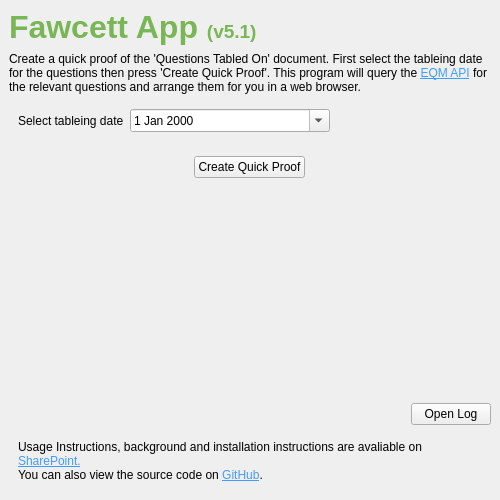
The window that designer/mainwindow.ui (hoc-ppu/fawcett) describes before a commit, drawn with Qt 5.
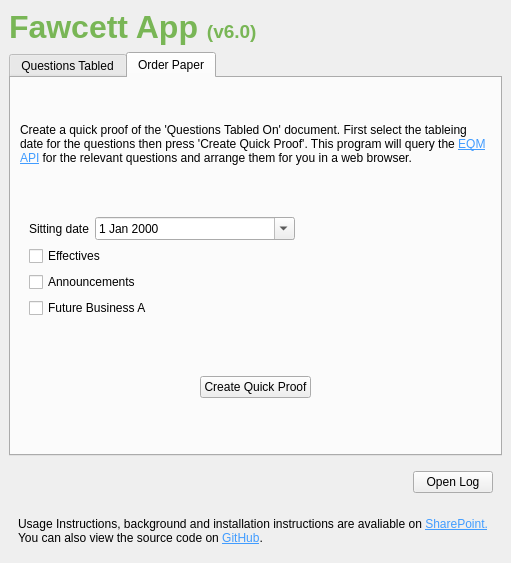
The same window after the commit. The open tabs and pages were chosen to show the change.

Commit message: Add Word Quick Proof button and order paper tab

What changed in the file:
```diff
--- a/designer/mainwindow.ui
+++ b/designer/mainwindow.ui
@@ -6,8 +6,8 @@
    <rect>
     <x>0</x>
     <y>0</y>
-    <width>500</width>
-    <height>500</height>
+    <width>511</width>
+    <height>563</height>
    </rect>
   </property>
   <property name="maximumSize">
@@ -20,8 +20,30 @@
    <string>Fawcett App</string>
   </property>
   <widget class="QWidget" name="centralwidget">
-   <layout class="QVBoxLayout" name="verticalLayout">
+   <layout class="QGridLayout" name="gridLayout">
+    <item row="4" column="0">
+     <widget class="QWidget" name="widget" native="true">
+      <layout class="QVBoxLayout" name="verticalLayout_2">
     <item>
+        <widget class="QLabel" name="label_2">
+         <property name="text">
+          <string>&lt;html&gt;&lt;head/&gt;&lt;body&gt;&lt;p&gt;Usage Instructions, background and installation instructions are avaliable on &lt;a href=&quot;https://hopuk.sharepoint.com/:w:/r/sites/bct-ppu/Scripts/Shared_Parliament_wide/FawcettApp/FawcettAppInstructions-v5.docx?d=wc1bf4be10a64428080752b7dd812a05f&amp;amp;csf=1&amp;amp;web=1&amp;amp;e=6pE9DC&quot;&gt;&lt;span style=&quot; text-decoration: underline; color:#419cff;&quot;&gt;SharePoint.&lt;/span&gt;&lt;/a&gt;&lt;br/&gt;You can also view the source code on &lt;a href=&quot;https://github.com/hoc-ppu/Fawcett&quot;&gt;&lt;span style=&quot; text-decoration: underline; color:#419cff;&quot;&gt;GitHub&lt;/span&gt;&lt;/a&gt;.&lt;/p&gt;&lt;/body&gt;&lt;/html&gt;</string>
+         </property>
+         <property name="textFormat">
+          <enum>Qt::RichText</enum>
+         </property>
+         <property name="wordWrap">
+          <bool>true</bool>
+         </property>
+         <property name="openExternalLinks">
+          <bool>true</bool>
+         </property>
+        </widget>
+       </item>
+      </layout>
+     </widget>
+    </item>
+    <item row="0" column="0">
      <widget class="QLabel" name="label">
       <property name="sizePolicy">
        <sizepolicy hsizetype="Expanding" vsizetype="Preferred">
@@ -30,12 +52,28 @@
        </sizepolicy>
       </property>
       <property name="text">
-       <string>&lt;html&gt;&lt;head/&gt;&lt;body&gt;&lt;p&gt;&lt;span style=&quot; font-size:24pt; font-weight:600; color:#79b656;&quot;&gt;Fawcett App &lt;/span&gt;&lt;span style=&quot; font-size:14pt; font-weight:600; color:#79b656;&quot;&gt;(v5.1)&lt;/span&gt;&lt;/p&gt;&lt;/body&gt;&lt;/html&gt;</string>
+       <string>&lt;html&gt;&lt;head/&gt;&lt;body&gt;&lt;p&gt;&lt;span style=&quot; font-size:24pt; font-weight:600; color:#79b656;&quot;&gt;Fawcett App &lt;/span&gt;&lt;span style=&quot; font-size:14pt; font-weight:600; color:#79b656;&quot;&gt;(v6.0)&lt;/span&gt;&lt;/p&gt;&lt;/body&gt;&lt;/html&gt;</string>
       </property>
      </widget>
     </item>
-    <item>
+    <item row="1" column="0">
+     <widget class="QTabWidget" name="tabWidget">
+      <property name="currentIndex">
+       <number>0</number>
+      </property>
+      <widget class="QWidget" name="tab_1">
+       <attribute name="title">
+        <string>Questions Tabled</string>
+       </attribute>
      <widget class="QLabel" name="intro_text">
+        <property name="geometry">
+         <rect>
+          <x>10</x>
+          <y>10</y>
+          <width>451</width>
+          <height>51</height>
+         </rect>
+        </property>
       <property name="text">
        <string>&lt;html&gt;&lt;head/&gt;&lt;body&gt;&lt;p&gt;Create a quick proof of the 'Questions Tabled On' document. First select the tableing date for the questions then press 'Create Quick Proof'. This program will query the &lt;a href=&quot;https://api.eqm.parliament.uk/&quot;&gt;&lt;span style=&quot; text-decoration: underline; color:#419cff;&quot;&gt;EQM API&lt;/span&gt;&lt;/a&gt; for the relevant questions and arrange them for you in a web browser. &lt;/p&gt;&lt;/body&gt;&lt;/html&gt;</string>
       </property>
@@ -49,9 +87,15 @@
        <bool>true</bool>
       </property>
      </widget>
-    </item>
-    <item>
      <widget class="QFrame" name="frame">
+        <property name="geometry">
+         <rect>
+          <x>10</x>
+          <y>64</y>
+          <width>456</width>
+          <height>151</height>
+         </rect>
+        </property>
       <property name="frameShape">
        <enum>QFrame::NoFrame</enum>
       </property>
@@ -62,7 +106,7 @@
        <item row="0" column="0">
         <widget class="QLabel" name="date_label">
          <property name="text">
-          <string>Select tableing date</string>
+            <string>Tabling date:</string>
          </property>
          <property name="wordWrap">
           <bool>true</bool>
@@ -82,10 +126,7 @@
          </property>
         </widget>
        </item>
-      </layout>
-     </widget>
-    </item>
-    <item alignment="Qt::AlignHCenter">
+         <item row="3" column="1">
      <widget class="QFrame" name="frame_2">
       <property name="frameShape">
        <enum>QFrame::NoFrame</enum>
@@ -96,12 +137,156 @@
       <property name="lineWidth">
        <number>0</number>
       </property>
-      <layout class="QVBoxLayout">
-       <item>
+           <layout class="QVBoxLayout"/>
+          </widget>
+         </item>
+         <item row="1" column="1">
         <widget class="QPushButton" name="create_proof_btn">
          <property name="maximumSize">
           <size>
-           <width>350</width>
+             <width>500</width>
+             <height>16777215</height>
+            </size>
+           </property>
+           <property name="text">
+            <string>Browser Quick Proof</string>
+           </property>
+          </widget>
+         </item>
+         <item row="1" column="0">
+          <widget class="QLabel" name="label_3">
+           <property name="text">
+            <string>Create a proof in a web browser:</string>
+           </property>
+          </widget>
+         </item>
+         <item row="2" column="0">
+          <widget class="QLabel" name="label_4">
+           <property name="text">
+            <string>Create a proof in Word:</string>
+           </property>
+          </widget>
+         </item>
+         <item row="2" column="1">
+          <widget class="QPushButton" name="pushButton">
+           <property name="text">
+            <string>Word Quick Proof</string>
+           </property>
+          </widget>
+         </item>
+        </layout>
+       </widget>
+      </widget>
+      <widget class="QWidget" name="tab_2">
+       <attribute name="title">
+        <string>Order Paper</string>
+       </attribute>
+       <layout class="QVBoxLayout" name="verticalLayout">
+        <item>
+         <widget class="QLabel" name="intro_text_2">
+          <property name="text">
+           <string>&lt;html&gt;&lt;head/&gt;&lt;body&gt;&lt;p&gt;Create a quick proof of the 'Questions Tabled On' document. First select the tableing date for the questions then press 'Create Quick Proof'. This program will query the &lt;a href=&quot;https://api.eqm.parliament.uk/&quot;&gt;&lt;span style=&quot; text-decoration: underline; color:#419cff;&quot;&gt;EQM API&lt;/span&gt;&lt;/a&gt; for the relevant questions and arrange them for you in a web browser. &lt;/p&gt;&lt;/body&gt;&lt;/html&gt;</string>
+          </property>
+          <property name="textFormat">
+           <enum>Qt::RichText</enum>
+          </property>
+          <property name="wordWrap">
+           <bool>true</bool>
+          </property>
+          <property name="openExternalLinks">
+           <bool>true</bool>
+          </property>
+         </widget>
+        </item>
+        <item>
+         <widget class="QFrame" name="frame_3">
+          <property name="frameShape">
+           <enum>QFrame::NoFrame</enum>
+          </property>
+          <property name="frameShadow">
+           <enum>QFrame::Raised</enum>
+          </property>
+          <layout class="QFormLayout" name="formLayout_2">
+           <property name="bottomMargin">
+            <number>0</number>
+           </property>
+           <item row="0" column="0">
+            <widget class="QLabel" name="date_label_OP">
+             <property name="text">
+              <string>Sitting date</string>
+             </property>
+             <property name="wordWrap">
+              <bool>true</bool>
+             </property>
+            </widget>
+           </item>
+           <item row="0" column="1">
+            <widget class="QDateEdit" name="dateEdit_OP">
+             <property name="maximumSize">
+              <size>
+               <width>200</width>
+               <height>16777215</height>
+              </size>
+             </property>
+             <property name="calendarPopup">
+              <bool>true</bool>
+             </property>
+            </widget>
+           </item>
+           <item row="1" column="0" colspan="2">
+            <widget class="QCheckBox" name="checkBox_1_OP">
+             <property name="text">
+              <string>Effectives</string>
+             </property>
+            </widget>
+           </item>
+           <item row="2" column="0" colspan="2">
+            <widget class="QCheckBox" name="checkBox_2_OP">
+             <property name="text">
+              <string>Announcements</string>
+             </property>
+            </widget>
+           </item>
+           <item row="3" column="0" colspan="2">
+            <widget class="QCheckBox" name="checkBox_3_OP">
+             <property name="text">
+              <string>Future Business A</string>
+             </property>
+            </widget>
+           </item>
+          </layout>
+         </widget>
+        </item>
+        <item>
+         <widget class="QFrame" name="frame_4">
+          <property name="frameShape">
+           <enum>QFrame::NoFrame</enum>
+          </property>
+          <property name="frameShadow">
+           <enum>QFrame::Plain</enum>
+          </property>
+          <property name="lineWidth">
+           <number>0</number>
+          </property>
+          <layout class="QHBoxLayout" name="horizontalLayout">
+           <item>
+            <spacer name="horizontalSpacer_3">
+             <property name="orientation">
+              <enum>Qt::Horizontal</enum>
+             </property>
+             <property name="sizeHint" stdset="0">
+              <size>
+               <width>40</width>
+               <height>20</height>
+              </size>
+             </property>
+            </spacer>
+           </item>
+           <item>
+            <widget class="QPushButton" name="create_proof_btn_OP">
+             <property name="maximumSize">
+              <size>
+               <width>250</width>
            <height>16777215</height>
           </size>
          </property>
@@ -110,45 +295,58 @@
          </property>
         </widget>
        </item>
+           <item>
+            <spacer name="horizontalSpacer_2">
+             <property name="orientation">
+              <enum>Qt::Horizontal</enum>
+             </property>
+             <property name="sizeHint" stdset="0">
+              <size>
+               <width>40</width>
+               <height>20</height>
+              </size>
+             </property>
+            </spacer>
+           </item>
       </layout>
      </widget>
     </item>
+       </layout>
+      </widget>
+     </widget>
+    </item>
+    <item row="2" column="0">
+     <widget class="QFrame" name="frame_5">
+      <property name="frameShape">
+       <enum>QFrame::NoFrame</enum>
+      </property>
+      <property name="frameShadow">
+       <enum>QFrame::Raised</enum>
+      </property>
+      <layout class="QHBoxLayout" name="horizontalLayout_2">
     <item>
-     <spacer name="verticalSpacer">
+        <spacer name="horizontalSpacer">
       <property name="orientation">
-       <enum>Qt::Vertical</enum>
+          <enum>Qt::Horizontal</enum>
       </property>
       <property name="sizeHint" stdset="0">
        <size>
-        <width>20</width>
-        <height>40</height>
+           <width>40</width>
+           <height>20</height>
        </size>
       </property>
      </spacer>
     </item>
-    <item alignment="Qt::AlignRight">
+       <item>
      <widget class="QPushButton" name="logBtn">
+         <property name="maximumSize">
+          <size>
+           <width>500</width>
+           <height>16777215</height>
+          </size>
+         </property>
       <property name="text">
        <string>Open Log</string>
-      </property>
-     </widget>
-    </item>
-    <item>
-     <widget class="QWidget" name="widget" native="true">
-      <layout class="QVBoxLayout" name="verticalLayout_2">
-       <item>
-        <widget class="QLabel" name="label_2">
-         <property name="text">
-          <string>&lt;html&gt;&lt;head/&gt;&lt;body&gt;&lt;p&gt;Usage Instructions, background and installation instructions are avaliable on &lt;a href=&quot;https://hopuk.sharepoint.com/:w:/r/sites/bct-ppu/Scripts/Shared_Parliament_wide/FawcettApp/FawcettAppInstructions-v5.docx?d=wc1bf4be10a64428080752b7dd812a05f&amp;amp;csf=1&amp;amp;web=1&amp;amp;e=6pE9DC&quot;&gt;&lt;span style=&quot; text-decoration: underline; color:#419cff;&quot;&gt;SharePoint.&lt;/span&gt;&lt;/a&gt;&lt;br/&gt;You can also view the source code on &lt;a href=&quot;https://github.com/hoc-ppu/Fawcett&quot;&gt;&lt;span style=&quot; text-decoration: underline; color:#419cff;&quot;&gt;GitHub&lt;/span&gt;&lt;/a&gt;.&lt;/p&gt;&lt;/body&gt;&lt;/html&gt;</string>
-         </property>
-         <property name="textFormat">
-          <enum>Qt::RichText</enum>
-         </property>
-         <property name="wordWrap">
-          <bool>true</bool>
-         </property>
-         <property name="openExternalLinks">
-          <bool>true</bool>
          </property>
         </widget>
        </item>
```
Lines whose indentation alone changed are shown as unchanged. The commit also changes 1 other file.
